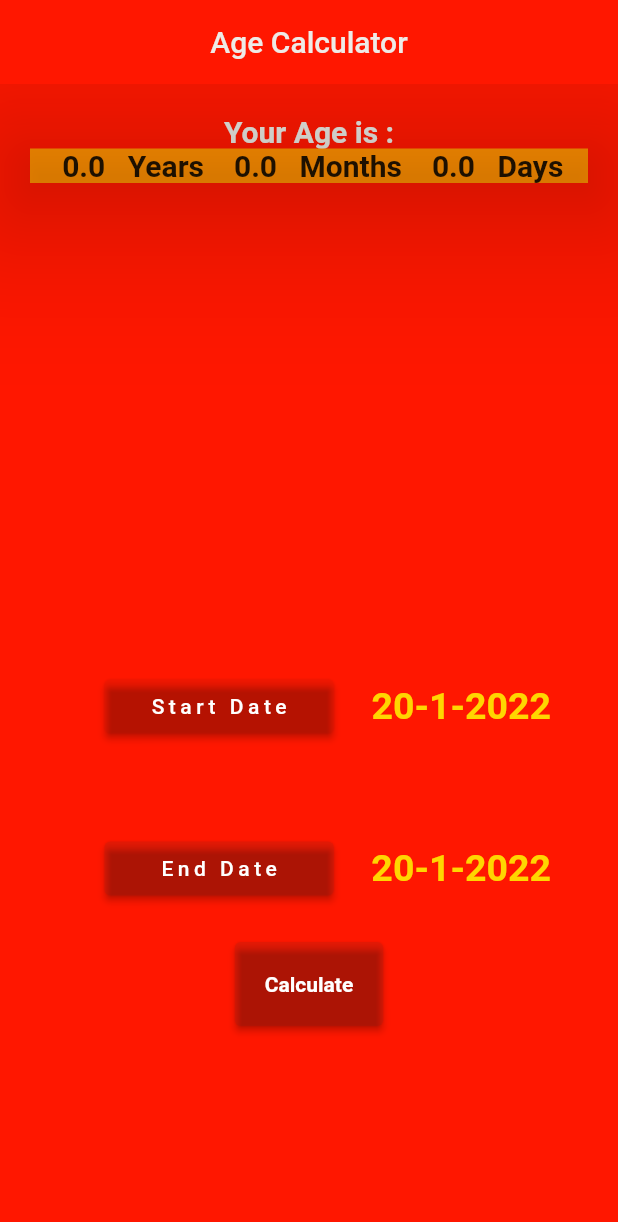
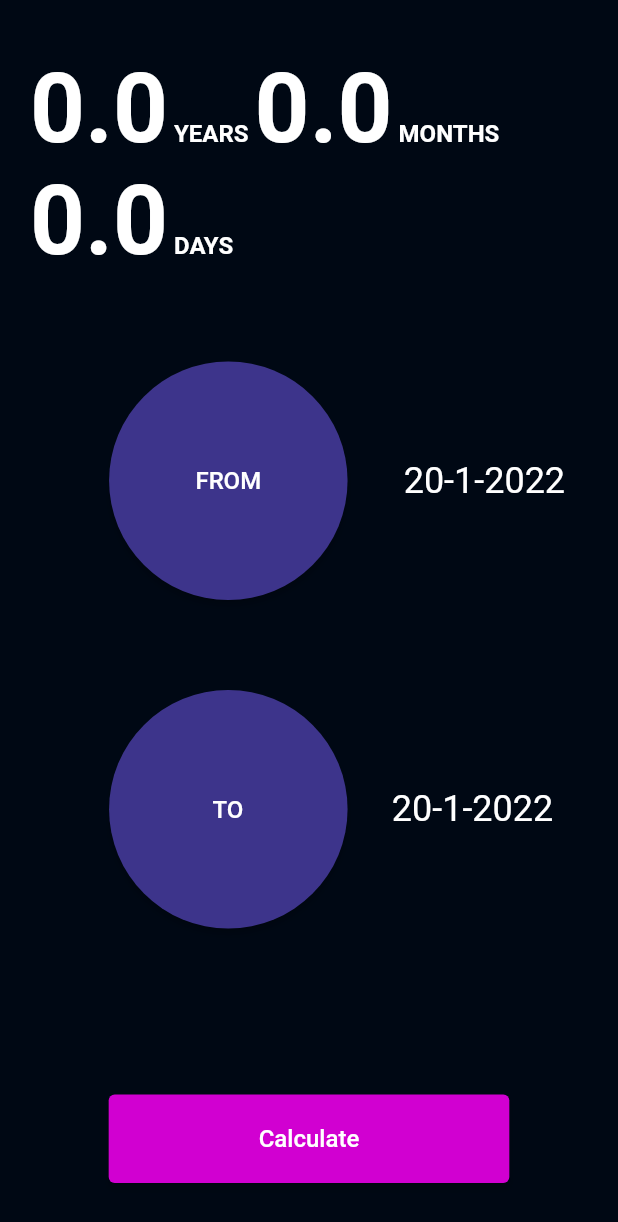
Before and after one commit to CPAD-Gazipur/Age-Calculator, a Flutter app: the screen it shows after launch, on a phone screen of 412 x 824 dp. Shown: the top 1222 px of the screen. Run offline on Flutter 3.47's test engine with Material 2 defaults, Android fonts, the phone set to English and light mode, and no system bars; our stand-ins replace get; missing offline and left inert: month_calculator.

Commit message:
ui update

```diff
--- a/lib/app/modules/age_calculator/views/age_calculator_view.dart
+++ b/lib/app/modules/age_calculator/views/age_calculator_view.dart
@@ -1,7 +1,4 @@
-// import 'package:age_calculator/app/modules/about/views/about_view.dart';
-import 'dart:html';
-import 'dart:io';
-
+import 'package:age_calculator/app/utils/text_styles.dart';
 import 'package:flutter/material.dart';
 
 import 'package:get/get.dart';
@@ -12,47 +9,62 @@ class AgeCalculatorView extends GetView<AgeCalculatorController> {
   @override
   Widget build(BuildContext context) {
     return Scaffold(
-      backgroundColor: Color(0xffFF1700),
-      appBar: AppBar(
-        backgroundColor: Color(0xffFF1700),
-        shadowColor: Color(0xFF180101),
-        elevation: 45.0,
-        title: Text(
-          'Age Calculator',
-          style: TextStyle(color: Color(0xFFEEEBE7)),
-        ),
-        centerTitle: true,
-      ),
+      backgroundColor: Color(0xff000814),
+      // appBar: AppBar(
+      //   backgroundColor: Color(0xff03071e),
+      //   // shadowColor: Color(0xFFffba08),
+      //   elevation: 6.0,
+      //   title: Text(
+      //     'Age Calculator',
+      //     style: TextStyle(
+      //       color: Colors.white,
+      //       fontSize: 20.0,
+      //     ),
+      //   ),
+      //   centerTitle: true,
+      // ),
       body: Center(
         child: Padding(
           padding: const EdgeInsets.all(20.0),
           child: Column(
-            // mainAxisAlignment: MainAxisAlignment.center,
+            mainAxisAlignment: MainAxisAlignment.spaceAround,
             children: [
-              Text(
-                "Your Age is :",
-                style: TextStyle(
-                    fontSize: 20,
-                    fontWeight: FontWeight.bold,
-                    color: Color(0xFFE6E5DF)),
-              ),
-              Container(
-                color: Color(0xffFF8E00),
-                width: double.infinity,
-                child: Obx(
-                  () => Center(
-                    child: Text(
-                      " ${controller.age.value} Years  ${controller.age2.value} Months  ${controller.age1.value} Days",
+              Obx(
+                () => RichText(
+                  text: TextSpan(
+                    text: '',
                     style: TextStyle(
                       fontWeight: FontWeight.bold,
-                          fontSize: 20,
-                          wordSpacing: 10.0),
+                      color: Colors.white,
+                    ),
+                    children: [
+                      TextSpan(
+                        text: '${controller.age.value}',
+                        style: TextStyleManager.LARGE_TEXT,
+                      ),
+                      TextSpan(
+                        text: ' YEARS ',
+                        style: TextStyleManager.SMALL_TEXT,
+                      ),
+                      TextSpan(
+                        text: '${controller.age2.value}',
+                        style: TextStyleManager.LARGE_TEXT,
+                      ),
+                      TextSpan(
+                        text: ' MONTHS ',
+                        style: TextStyleManager.SMALL_TEXT,
+                      ),
+                      TextSpan(
+                        text: '${controller.age1.value}',
+                        style: TextStyleManager.LARGE_TEXT,
+                      ),
+                      TextSpan(
+                        text: ' DAYS ',
+                        style: TextStyleManager.SMALL_TEXT,
+                      ),
+                    ],
                   ),
                 ),
-                ),
-              ),
-              SizedBox(
-                height: 300,
               ),
               Column(
                 mainAxisAlignment: MainAxisAlignment.center,
@@ -64,15 +76,14 @@ class AgeCalculatorView extends GetView<AgeCalculatorController> {
                         padding: const EdgeInsets.all(25.0),
                         child: ElevatedButton(
                           style: ElevatedButton.styleFrom(
-                            padding: EdgeInsets.fromLTRB(30, 10, 30, 10),
-                            primary: Color.fromARGB(5, 4, 55, 60),
-                            onPrimary: Colors.white,
+                            padding: EdgeInsets.all(70),
+                            primary: Color(0xff3d348b),
+                            onPrimary: Colors.black,
+                            shape: CircleBorder(),
                           ),
                           child: Text(
-                            'Start Date',
-                            style: TextStyle(
-                              letterSpacing: 3.0,
-                            ),
+                            'FROM',
+                            style: TextStyleManager.SMALL_TEXT,
                           ),
                           onPressed: () async {
                             DateTime? date = await showDatePicker(
@@ -89,7 +100,7 @@ class AgeCalculatorView extends GetView<AgeCalculatorController> {
                             );
 
                             actions:
-                            <Widget>[
+                            [
                               ElevatedButton(
                                 child: const Text("OK"),
                                 onPressed: () {
@@ -105,11 +116,7 @@ class AgeCalculatorView extends GetView<AgeCalculatorController> {
                       Obx(
                         () => Text(
                           controller.getStartDate(),
-                          style: TextStyle(
-                            fontSize: 25,
-                            fontWeight: FontWeight.bold,
-                            color: Colors.yellowAccent[700],
-                          ),
+                          style: TextStyleManager.MEDIUM_TEXT,
                         ),
                       ),
                     ],
@@ -124,15 +131,14 @@ class AgeCalculatorView extends GetView<AgeCalculatorController> {
                         padding: const EdgeInsets.all(25.0),
                         child: ElevatedButton(
                           style: ElevatedButton.styleFrom(
-                            padding: EdgeInsets.fromLTRB(30, 10, 30, 10),
-                            primary: Color.fromARGB(22, 40, 55, 60),
-                            onPrimary: Colors.white,
+                            padding: EdgeInsets.all(70),
+                            primary: Color(0xff3d348b),
+                            onPrimary: Colors.black,
+                            shape: CircleBorder(),
                           ),
                           child: Text(
-                            ' End Date ',
-                            style: TextStyle(
-                              letterSpacing: 3.0,
-                            ),
+                            ' TO ',
+                            style: TextStyleManager.SMALL_TEXT,
                           ),
                           onPressed: () async {
                             DateTime? date = await showDatePicker(
@@ -163,36 +169,32 @@ class AgeCalculatorView extends GetView<AgeCalculatorController> {
                       Obx(
                         () => Text(
                           controller.getEndDate(),
-                          style: TextStyle(
-                            fontSize: 25,
-                            fontWeight: FontWeight.bold,
-                            color: Colors.yellowAccent[700],
+                          style: TextStyleManager.MEDIUM_TEXT,
                         ),
                       ),
+                    ],
+                  ),
+                  SizedBox(
+                    height: 55,
                   ),
                 ],
               ),
               ElevatedButton(
                 style: ElevatedButton.styleFrom(
-                      padding: EdgeInsets.fromLTRB(20, 20, 20, 20),
-                      primary: Color.fromARGB(22, 40, 55, 60),
-                      onPrimary: Colors.white,
+                  padding: EdgeInsets.symmetric(
+                    horizontal: 100,
+                    vertical: 20,
+                  ),
+                  primary: Color(0xffd100d1),
+                  onPrimary: Colors.black,
                 ),
                 onPressed: () {
                   controller.calculateAge();
                 },
                 child: Text(
                   "Calculate",
-                      style: TextStyle(
-                        color: Colors.white,
-                        fontWeight: FontWeight.bold,
+                  style: TextStyleManager.SMALL_TEXT,
                 ),
-                    ),
-                  ),
-                  SizedBox(
-                    height: 55,
-                  ),
-                ],
               ),
             ],
           ),
--- /dev/null
+++ b/lib/app/utils/text_styles.dart
@@ -0,0 +1,18 @@
+import 'package:flutter/material.dart';
+
+class TextStyleManager {
+  static const TextStyle LARGE_TEXT = TextStyle(
+    fontSize: 64,
+    color: Colors.white,
+  );
+
+  static const TextStyle MEDIUM_TEXT = TextStyle(
+    fontSize: 24,
+    color: Colors.white,
+  );
+
+  static const TextStyle SMALL_TEXT = TextStyle(
+    fontSize: 16,
+    color: Colors.white,
+  );
+}
```
Lines whose indentation alone changed are shown as unchanged.
